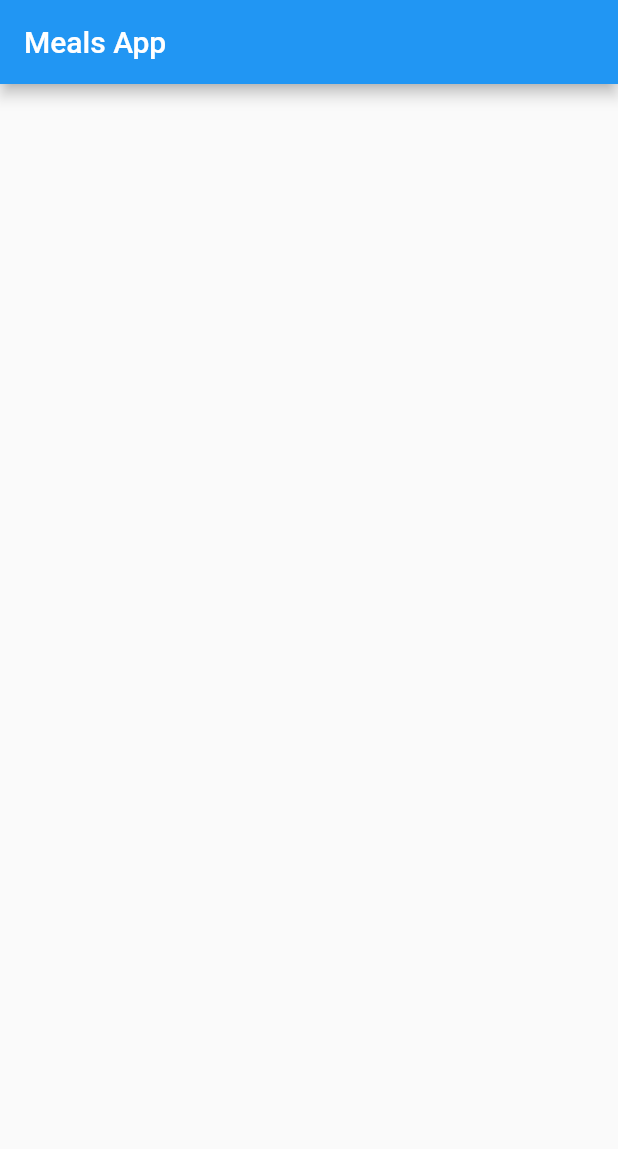
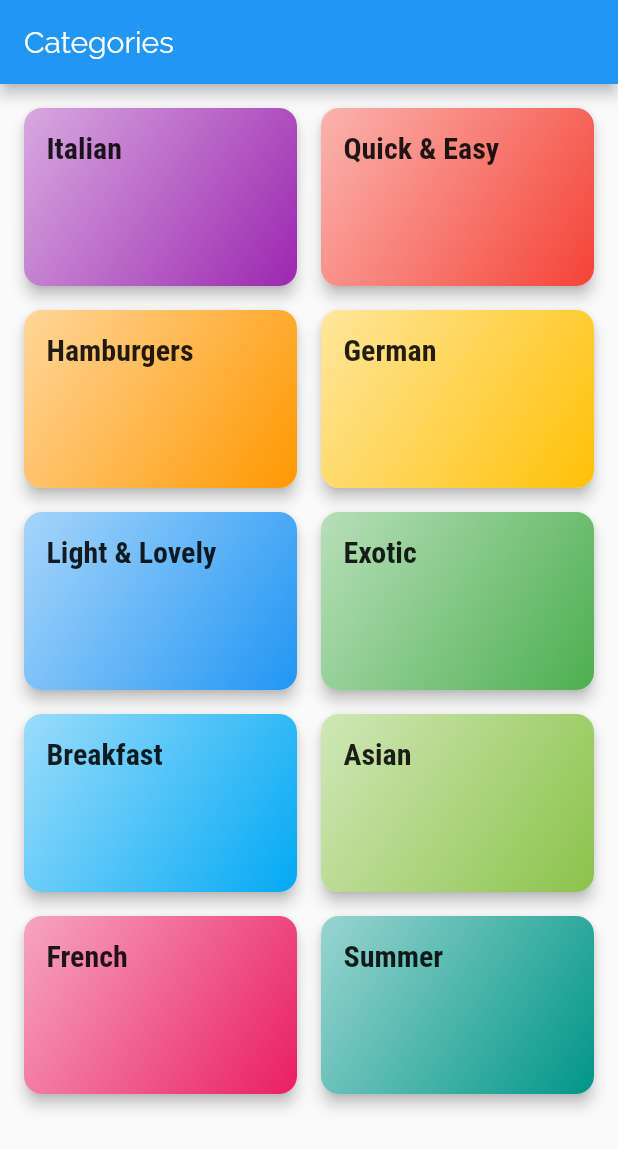
Before and after one commit to Reyst/meals_udemy, a Flutter app: the screen it shows after launch, on a phone screen of 412 x 824 dp. Shown: the top 1149 px of the screen. Run offline on Flutter 3.47's test engine with Material 2 defaults, Android fonts, the phone set to English and light mode, and no system bars.

Commit message:
Category list

```diff
--- /dev/null
+++ b/lib/data/category_data_provider.dart
@@ -0,0 +1,60 @@
+import 'package:flutter/material.dart';
+
+import '../models/category.dart';
+
+class CategoryDataProvider {
+  static const _DUMMY_CATEGORIES = const [
+    Category(
+      id: 'c1',
+      title: 'Italian',
+      color: Colors.purple,
+    ),
+    Category(
+      id: 'c2',
+      title: 'Quick & Easy',
+      color: Colors.red,
+    ),
+    Category(
+      id: 'c3',
+      title: 'Hamburgers',
+      color: Colors.orange,
+    ),
+    Category(
+      id: 'c4',
+      title: 'German',
+      color: Colors.amber,
+    ),
+    Category(
+      id: 'c5',
+      title: 'Light & Lovely',
+      color: Colors.blue,
+    ),
+    Category(
+      id: 'c6',
+      title: 'Exotic',
+      color: Colors.green,
+    ),
+    Category(
+      id: 'c7',
+      title: 'Breakfast',
+      color: Colors.lightBlue,
+    ),
+    Category(
+      id: 'c8',
+      title: 'Asian',
+      color: Colors.lightGreen,
+    ),
+    Category(
+      id: 'c9',
+      title: 'French',
+      color: Colors.pink,
+    ),
+    Category(
+      id: 'c10',
+      title: 'Summer',
+      color: Colors.teal,
+    ),
+  ];
+
+  static List<Category> get CATEGORIES => _DUMMY_CATEGORIES;
+}
--- a/lib/main.dart
+++ b/lib/main.dart
@@ -1,40 +1,31 @@
 import 'package:flutter/material.dart';
+
+import 'screens/categories/category_screen.dart';
 
 void main() {
   runApp(MyApp());
 }
 
 class MyApp extends StatelessWidget {
-  // This widget is the root of your application.
+
   @override
   Widget build(BuildContext context) {
     return MaterialApp(
-      title: 'Meals App',
-      theme: ThemeData(
-        primarySwatch: Colors.blue,
-        visualDensity: VisualDensity.adaptivePlatformDensity,
-      ),
-      home: MyHomePage(title: 'Meals App'),
-    );
+        title: 'Meals App',
+        theme: ThemeData(
+          primarySwatch: Colors.blue,
+          visualDensity: VisualDensity.adaptivePlatformDensity,
+          fontFamily: 'Raleway',
+          textTheme: ThemeData.light().textTheme.copyWith(
+                subtitle1: TextStyle(
+                  fontSize: 20,
+                  fontFamily: 'Roboto Condensed',
+                  fontWeight: FontWeight.bold,
+                ),
+                bodyText1: TextStyle(color: Color.fromRGBO(20, 51, 51, 1)),
+                bodyText2: TextStyle(color: Color.fromRGBO(20, 51, 51, 1)),
+              ),
+        ),
+        home: CategoryScreen());
   }
 }
-
-class MyHomePage extends StatefulWidget {
-  MyHomePage({Key key, this.title}) : super(key: key);
-  final String title;
-
-  @override
-  _MyHomePageState createState() => _MyHomePageState();
-}
-
-class _MyHomePageState extends State<MyHomePage> {
-  @override
-  Widget build(BuildContext context) {
-    return Scaffold(
-      appBar: AppBar(
-        title: Text(widget.title),
-      ),
-      body: Container(),
-    );
-  }
-}
--- /dev/null
+++ b/lib/models/category.dart
@@ -0,0 +1,13 @@
+import 'package:flutter/material.dart';
+
+class Category {
+  final String id;
+  final String title;
+  final Color color;
+
+  const Category({
+    this.id,
+    this.title,
+    this.color = Colors.blue,
+  });
+}
--- /dev/null
+++ b/lib/screens/categories/category_item.dart
@@ -0,0 +1,38 @@
+import 'package:flutter/material.dart';
+
+class CategoryItem extends StatelessWidget {
+  final String title;
+  final Color bgColor;
+
+  const CategoryItem({
+    Key key,
+    this.title,
+    this.bgColor,
+  }) : super(key: key);
+
+  @override
+  Widget build(BuildContext context) {
+    const radius = const Radius.circular(12);
+    const borderRadius = const BorderRadius.all(radius);
+
+    return Card(
+      shape: RoundedRectangleBorder(borderRadius: borderRadius),
+      elevation: 4,
+      child: Container(
+        padding: const EdgeInsets.all(15),
+        child: Text(
+          title,
+          style: Theme.of(context).textTheme.subtitle1,
+        ),
+        decoration: BoxDecoration(
+          borderRadius: borderRadius,
+          gradient: LinearGradient(
+            colors: [bgColor.withOpacity(0.4), bgColor],
+            begin: Alignment.topLeft,
+            end: Alignment.bottomRight,
+          ),
+        ),
+      ),
+    );
+  }
+}
--- /dev/null
+++ b/lib/screens/categories/category_screen.dart
@@ -0,0 +1,32 @@
+import 'package:flutter/material.dart';
+
+import '../../data/category_data_provider.dart';
+import 'category_item.dart';
+
+class CategoryScreen extends StatelessWidget {
+  @override
+  Widget build(BuildContext context) {
+    return Scaffold(
+      appBar: AppBar(
+        title: const Text("Categories"),
+      ),
+      body: GridView(
+        padding: const EdgeInsets.all(12),
+        children: CategoryDataProvider.CATEGORIES
+            .map(
+              (category) => CategoryItem(
+                title: category.title,
+                bgColor: category.color,
+              ),
+            )
+            .toList(growable: false),
+        gridDelegate: SliverGridDelegateWithMaxCrossAxisExtent(
+          maxCrossAxisExtent: 200,
+          childAspectRatio: 3 / 2,
+          crossAxisSpacing: 8,
+          mainAxisSpacing: 8,
+        ),
+      ),
+    );
+  }
+}
```
Also changed, not shown: pubspec.yaml (+18 -0 lines), assets/fonts/Raleway-Black.ttf (added), assets/fonts/Raleway-Bold.ttf (added), assets/fonts/Raleway-Regular.ttf (added), assets/fonts/RobotoCondensed-Bold.ttf (added), assets/fonts/RobotoCondensed-Italic.ttf (added), assets/fonts/RobotoCondensed-Light.ttf (added), assets/fonts/RobotoCondensed-Regular.ttf (added).
